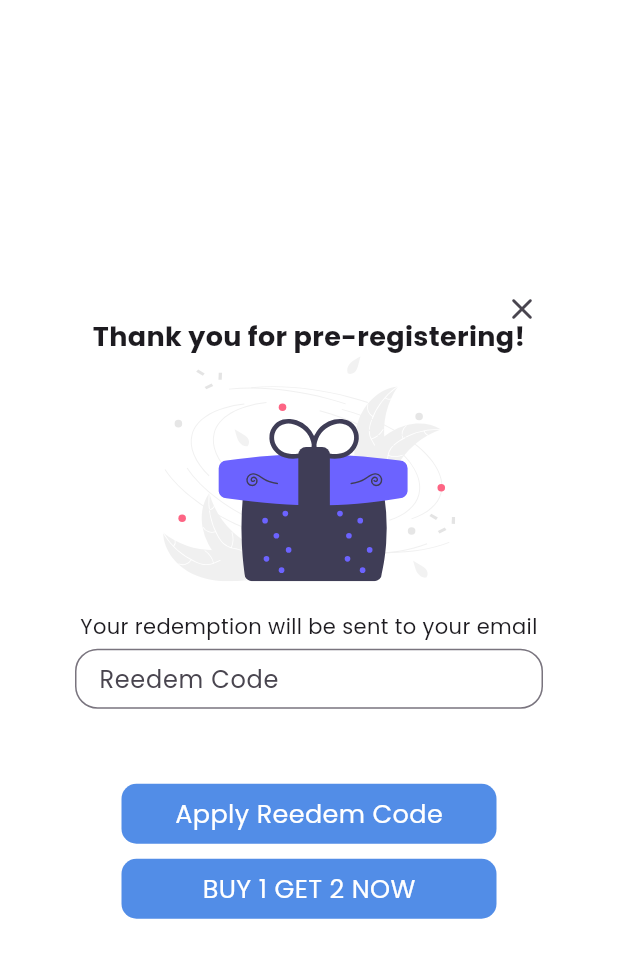
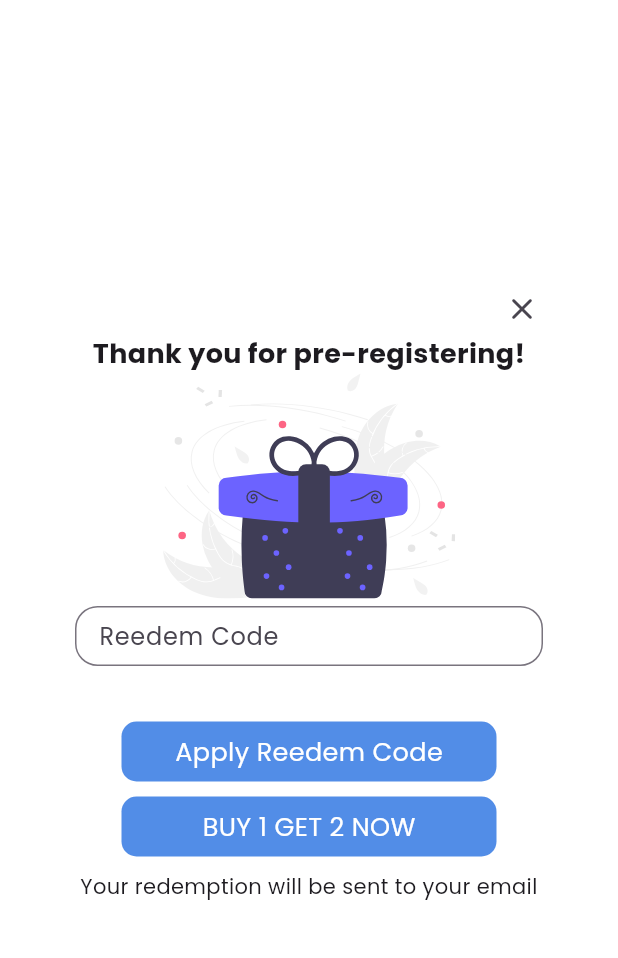
Before and after one commit to ScaraMocchie/landingPage_EnglishTeam, a Flutter app: the ReedemCodePage screen opened directly with empty values, on a phone screen of 412 x 824 dp. Shown: the top 958 px of the screen. Run offline on Flutter 3.47's test engine with Material 3 defaults, Android fonts, the phone set to English and light mode, and no system bars; our stand-ins replace flutter_svg.

Commit message:
change reedem page and add pop in signup

```diff
--- a/lib/screen/reedemCode_page.dart
+++ b/lib/screen/reedemCode_page.dart
@@ -63,10 +63,10 @@ class _ReedemCodePageState extends State<ReedemCodePage> {
                             children: [
                   Text("Thank you for pre-registering!", style: TextStyle(fontSize: 18, fontWeight: FontWeight.bold),),
                   SvgPicture.asset("assets/images/preregist_gift.svg", height: 150,),
-                  SizedBox(height: 20,),
-                  Text("Your redemption will be sent to your email", textAlign: TextAlign.center,),
+
+
                   TextFieldCustom.TemplateTF(reedemController,"Reedem Code"),
-                  Text(status, style: TextStyle(color: statusColor),),
+                  Text(status, style: TextStyle(color: statusColor, fontSize: 12),),
 
                   InkWell(
                     onTap:()async{
@@ -115,7 +115,7 @@ class _ReedemCodePageState extends State<ReedemCodePage> {
                         color: const Color(0xff528DE7),
                       ),
                       padding: EdgeInsets.symmetric(vertical: 8, horizontal: 20),
-                      margin: EdgeInsets.only(top: 20),
+                      margin: EdgeInsets.only(top: 10),
                       child: Text("Apply Reedem Code", style: TextStyle(color: Colors.white, fontSize: 17),),
                     ),
                   ),
@@ -132,7 +132,9 @@ class _ReedemCodePageState extends State<ReedemCodePage> {
                       margin: EdgeInsets.only(top: 10),
                       child: Text("BUY 1 GET 2 NOW", style: TextStyle(color: Colors.white, fontSize: 17),),
                     ),
-                  )
+                  ),
+                  SizedBox(height: 10,),
+                  Text("Your redemption will be sent to your email", textAlign: TextAlign.center,),
                             ],
                           ),
                 ),
--- a/lib/screen/signup.dart
+++ b/lib/screen/signup.dart
@@ -274,6 +274,7 @@ class _SignUpState extends State<SignUp> {
                         if(code==200){
                           showLoadingDialog(context);
                         } else if (code==403){
+                          Navigator.of(context).pop();
                           setState(() {
                                   status=data[1];
                                 });
```
